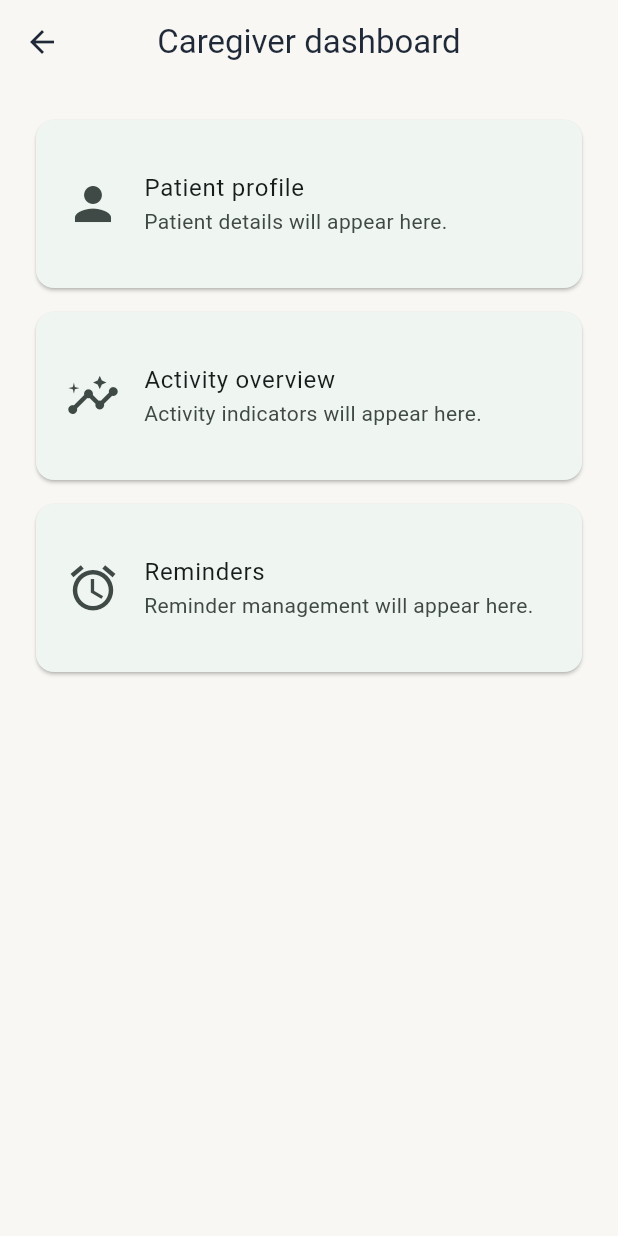
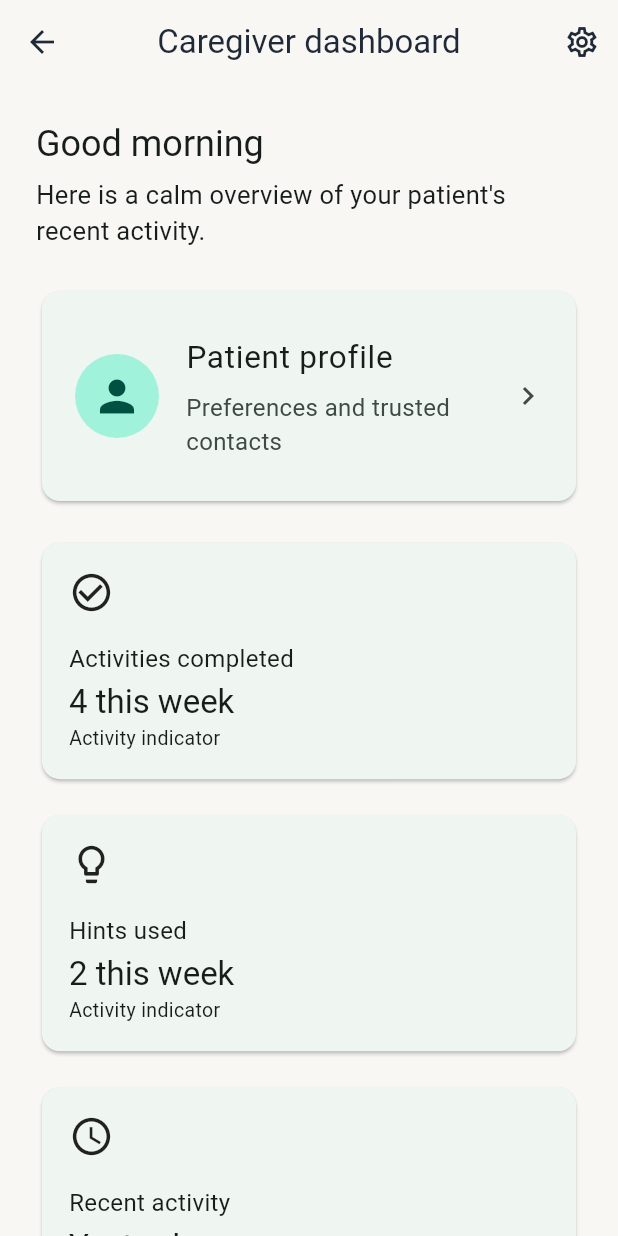
Before and after one commit to dipli2006/YaadSaathi, a Flutter app: the CaregiverDashboardScreen screen opened by its route, on a phone screen of 412 x 824 dp. Run offline on Flutter 3.47's test engine with Material 3 defaults, Android fonts, the phone set to English and light mode, and no system bars.

Commit message:
Build responsive caregiver dashboard

```diff
--- a/frontend/lib/features/caregiver/caregiver_dashboard_screen.dart
+++ b/frontend/lib/features/caregiver/caregiver_dashboard_screen.dart
@@ -6,52 +6,171 @@ class CaregiverDashboardScreen extends StatelessWidget {
   @override
   Widget build(BuildContext context) {
     return Scaffold(
-      appBar: AppBar(title: const Text('Caregiver dashboard')),
-      body: ListView(
-        padding: const EdgeInsets.all(24),
-        children: const [
-          _DashboardCard(
-            icon: Icons.person,
-            title: 'Patient profile',
-            message: 'Patient details will appear here.',
+      appBar: AppBar(
+        title: const Text('Caregiver dashboard'),
+        actions: [
+          IconButton(
+            onPressed: () {},
+            icon: const Icon(Icons.settings_outlined),
+            tooltip: 'Settings',
           ),
-          _DashboardCard(
-            icon: Icons.insights,
-            title: 'Activity overview',
-            message: 'Activity indicators will appear here.',
-          ),
-          _DashboardCard(
-            icon: Icons.alarm,
-            title: 'Reminders',
-            message: 'Reminder management will appear here.',
-          ),
+        ],
+      ),
+      body: LayoutBuilder(
+        builder: (context, constraints) {
+          final columns = constraints.maxWidth >= 760 ? 2 : 1;
+          return ListView(
+            padding: const EdgeInsets.all(24),
+            children: [
+              Text('Good morning', style: Theme.of(context).textTheme.headlineSmall),
+              const SizedBox(height: 6),
+              const Text(
+                "Here is a calm overview of your patient's recent activity.",
+                style: TextStyle(fontSize: 17),
+              ),
+              const SizedBox(height: 24),
+              _PatientProfileCard(onPressed: () => _showProfile(context)),
+              const SizedBox(height: 20),
+              GridView.count(
+                crossAxisCount: columns,
+                crossAxisSpacing: 16,
+                mainAxisSpacing: 16,
+                childAspectRatio: columns == 2 ? 1.55 : 2.2,
+                shrinkWrap: true,
+                physics: const NeverScrollableScrollPhysics(),
+                children: const [
+                  _IndicatorCard(
+                    icon: Icons.check_circle_outline,
+                    title: 'Activities completed',
+                    value: '4 this week',
+                    detail: 'Activity indicator',
+                  ),
+                  _IndicatorCard(
+                    icon: Icons.lightbulb_outline,
+                    title: 'Hints used',
+                    value: '2 this week',
+                    detail: 'Activity indicator',
+                  ),
+                  _IndicatorCard(
+                    icon: Icons.schedule,
+                    title: 'Recent activity',
+                    value: 'Yesterday',
+                    detail: 'Memory Match',
+                  ),
+                  _IndicatorCard(
+                    icon: Icons.alarm,
+                    title: 'Next reminder',
+                    value: '6:00 PM',
+                    detail: 'Call family',
+                  ),
+                ],
+              ),
+              const SizedBox(height: 24),
+              Card(
+                child: Padding(
+                  padding: const EdgeInsets.all(20),
+                  child: Column(
+                    crossAxisAlignment: CrossAxisAlignment.start,
+                    children: [
+                      Text('Recent activity', style: Theme.of(context).textTheme.titleLarge),
+                      const SizedBox(height: 12),
+                      const _ActivityRow(label: 'Memory Match', time: 'Yesterday at 10:30 AM'),
+                      const _ActivityRow(label: 'Remember Objects', time: 'Monday at 4:15 PM'),
+                    ],
+                  ),
+                ),
+              ),
+            ],
+          );
+        },
+      ),
+    );
+  }
+
+  void _showProfile(BuildContext context) {
+    showDialog<void>(
+      context: context,
+      builder: (context) => AlertDialog(
+        title: const Text('Patient profile'),
+        content: const Text('Patient preferences and trusted contacts can be managed here.'),
+        actions: [
+          TextButton(onPressed: () => Navigator.pop(context), child: const Text('Close')),
         ],
       ),
     );
   }
 }
 
-class _DashboardCard extends StatelessWidget {
-  const _DashboardCard({
+class _PatientProfileCard extends StatelessWidget {
+  const _PatientProfileCard({required this.onPressed});
+
+  final VoidCallback onPressed;
+
+  @override
+  Widget build(BuildContext context) {
+    return Card(
+      child: ListTile(
+        onTap: onPressed,
+        contentPadding: const EdgeInsets.all(20),
+        leading: const CircleAvatar(radius: 30, child: Icon(Icons.person, size: 34)),
+        title: const Text('Patient profile', style: TextStyle(fontSize: 21)),
+        subtitle: const Padding(
+          padding: EdgeInsets.only(top: 6),
+          child: Text('Preferences and trusted contacts', style: TextStyle(fontSize: 16)),
+        ),
+        trailing: const Icon(Icons.chevron_right),
+      ),
+    );
+  }
+}
+
+class _IndicatorCard extends StatelessWidget {
+  const _IndicatorCard({
     required this.icon,
     required this.title,
-    required this.message,
+    required this.value,
+    required this.detail,
   });
 
   final IconData icon;
   final String title;
-  final String message;
+  final String value;
+  final String detail;
 
   @override
   Widget build(BuildContext context) {
     return Card(
-      margin: const EdgeInsets.only(bottom: 16),
-      child: ListTile(
-        contentPadding: const EdgeInsets.all(20),
-        leading: Icon(icon, size: 36),
-        title: Text(title),
-        subtitle: Text(message),
+      child: Padding(
+        padding: const EdgeInsets.all(18),
+        child: Column(
+          crossAxisAlignment: CrossAxisAlignment.start,
+          children: [
+            Icon(icon, size: 30),
+            const Spacer(),
+            Text(title, style: const TextStyle(fontSize: 16)),
+            const SizedBox(height: 4),
+            Text(value, style: Theme.of(context).textTheme.titleLarge),
+            Text(detail, style: const TextStyle(fontSize: 13)),
+          ],
+        ),
       ),
     );
   }
 }
+
+class _ActivityRow extends StatelessWidget {
+  const _ActivityRow({required this.label, required this.time});
+
+  final String label;
+  final String time;
+
+  @override
+  Widget build(BuildContext context) {
+    return ListTile(
+      contentPadding: EdgeInsets.zero,
+      leading: const Icon(Icons.check_circle_outline),
+      title: Text(label),
+      subtitle: Text(time),
+    );
+  }
+}
```
